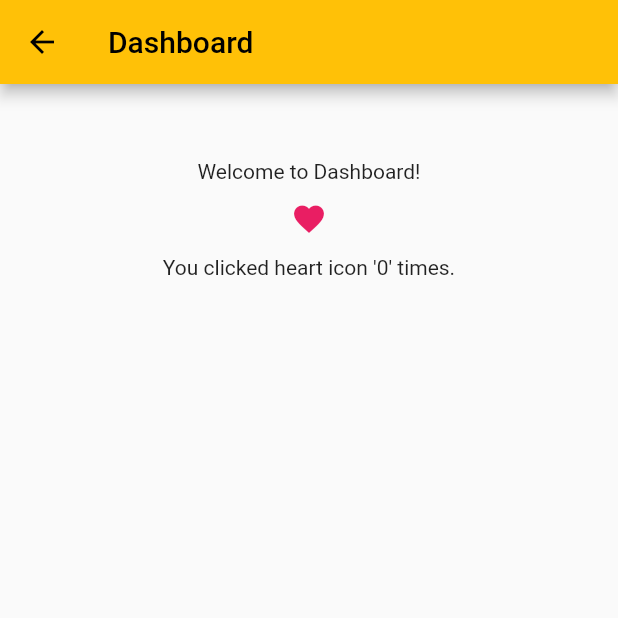
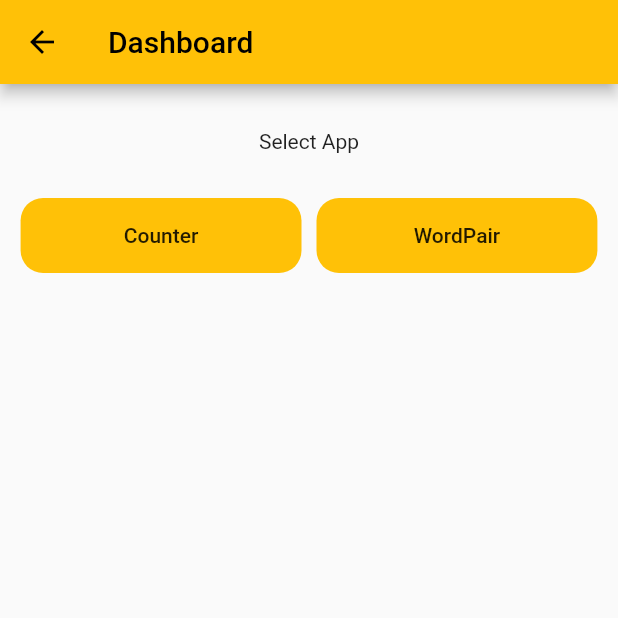
Before and after one commit to DzhonPetrus/learning_flutter, a Flutter app: the Dashboard screen opened directly, on a phone screen of 412 x 824 dp, the top half of it. Run offline on Flutter 3.47's test engine with Material 2 defaults, Android fonts, the phone set to English and light mode, and no system bars.

Commit message:
dashboard -> menu |counter & wordpair screen added

```diff
--- a/lib/dashboard.dart
+++ b/lib/dashboard.dart
@@ -1,4 +1,7 @@
 import 'package:flutter/material.dart';
+
+import 'counter.dart';
+import 'wordpair.dart';
 
 class Dashboard extends StatefulWidget {
   const Dashboard({Key? key}) : super(key: key);
@@ -8,11 +11,6 @@ class Dashboard extends StatefulWidget {
 }
 
 class _DashboardState extends State<Dashboard> {
-  int _heart = 0;
-
-  void _buttonPress() {
-    setState((){ _heart++; });
-  }
 
   @override
   Widget build(BuildContext context) {
@@ -22,14 +20,57 @@ class _DashboardState extends State<Dashboard> {
         child: Column(
           mainAxisAlignment: MainAxisAlignment.start,
           children: [
-            const Padding(padding: EdgeInsets.all(25)),
-            const Text('Welcome to Dashboard!'),
-            IconButton(onPressed: _buttonPress, icon: const Icon(
-              Icons.favorite,
-              color: Colors.pink,
-              size: 24.0
-            )),
-            Text("You clicked heart icon '$_heart' times."),
+            const Padding(padding: EdgeInsets.all(15)),
+            const Text('Select App'),
+            const Padding(padding: EdgeInsets.all(15)),
+            Wrap(
+              spacing: 10.0,
+              runSpacing: 15.0,
+              children: [
+                Container(
+                  width: MediaQuery.of(context).size.width / 2.2,
+                  height: 50,
+                  decoration: BoxDecoration(
+                    borderRadius: BorderRadius.circular(15.0),
+                    color: Colors.amber,
+                  ),
+                  child: MaterialButton(
+                    onPressed: () {
+                      Navigator.push(
+                        context,
+                        MaterialPageRoute(
+                          builder: (context) => const Counter(),
+                        )
+                      );
+                    },
+                    child: const Text('Counter'),
+                  ),
+                ),
+                Container(
+                  width: MediaQuery.of(context).size.width / 2.2,
+                  height: 50,
+                  decoration: BoxDecoration(
+                    borderRadius: BorderRadius.circular(15.0),
+                    color: Colors.amber,
+                  ),
+                  child: MaterialButton(
+                    onPressed: () {
+                      Navigator.push(
+                        context,
+                        MaterialPageRoute(
+                          builder: (context) => const WordPair(),
+                        )
+                      );
+                    },
+                    child: const Text('WordPair'),
+                  ),
+                ),
+
+              ],
+
+            ),
+
+
           ],
         ),
       ),
--- /dev/null
+++ b/lib/wordpair.dart
@@ -0,0 +1,18 @@
+import 'package:flutter/material.dart';
+
+class WordPair extends StatefulWidget {
+  const WordPair({Key? key}) : super(key: key);
+
+  @override
+  WordPairState createState() => WordPairState();
+}
+
+class WordPairState extends State<WordPair> {
+  @override
+  Widget build(BuildContext context) {
+    return Scaffold(
+      appBar:  AppBar(title: const Text('WordPair')),
+      body: Center(),
+    );
+  }
+}
```
Also changed, not shown: lib/counter.dart (added, +39 -0 lines).
